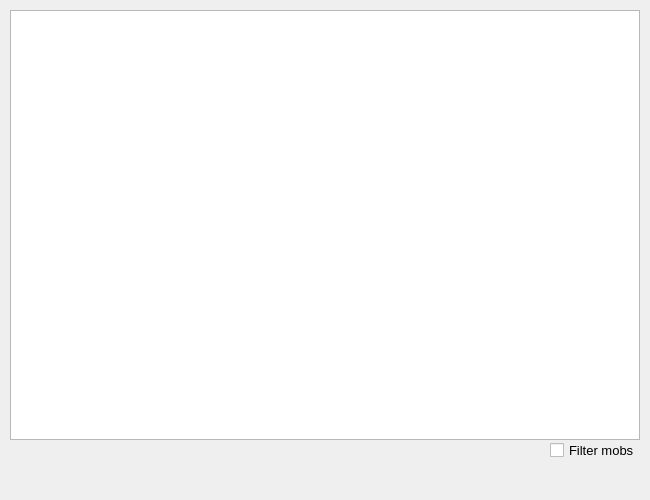
Above: mobslist.ui from Unknown0156/Autoage before the change. Below: the same form after it.
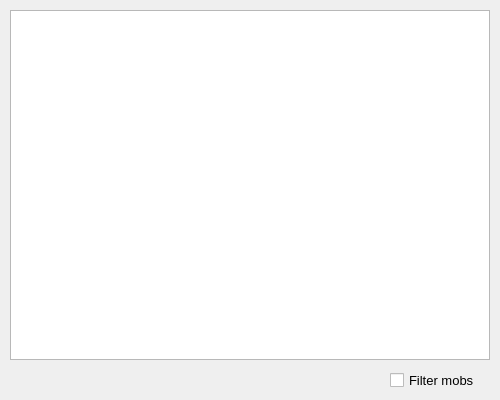
That is the form after the change.

```diff
--- a/mobslist.ui
+++ b/mobslist.ui
@@ -6,8 +6,8 @@
    <rect>
     <x>0</x>
     <y>0</y>
-    <width>650</width>
-    <height>500</height>
+    <width>500</width>
+    <height>400</height>
    </rect>
   </property>
   <property name="windowTitle">
@@ -18,16 +18,16 @@
     <rect>
      <x>10</x>
      <y>10</y>
-     <width>630</width>
-     <height>430</height>
+     <width>480</width>
+     <height>350</height>
     </rect>
    </property>
   </widget>
   <widget class="QCheckBox" name="filtermobs">
    <property name="geometry">
     <rect>
-     <x>550</x>
-     <y>440</y>
+     <x>390</x>
+     <y>370</y>
      <width>91</width>
      <height>20</height>
     </rect>
```
